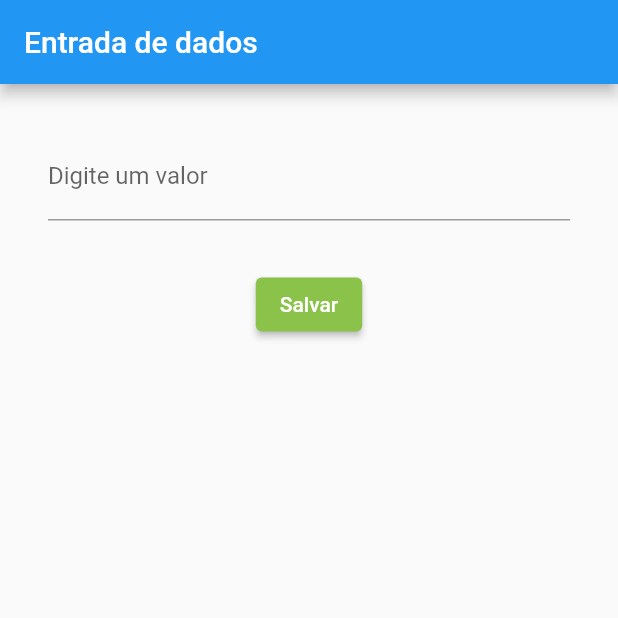
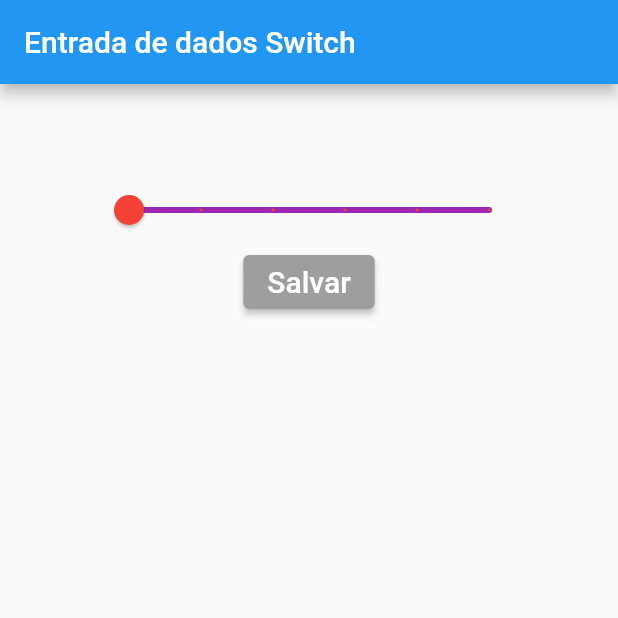
Before and after one commit to matheusSantos1997/ProjetosDart-Flutter, a Flutter app: the screen it shows after launch, on a phone screen of 412 x 824 dp, the top half of it. Run offline on Flutter 3.47's test engine with Material 2 defaults, Android fonts, the phone set to English and light mode, and no system bars; our stand-ins replace flutter_masked_text2.

Commit message:
novos tipos de entradas de dados

```diff
--- /dev/null
+++ b/entrada_dados/lib/campoSlider.dart
@@ -0,0 +1,57 @@
+// ignore_for_file: file_names, prefer_const_literals_to_create_immutables, avoid_unnecessary_containers, avoid_print
+import 'package:flutter/material.dart';
+
+class EntradaSlider extends StatefulWidget {
+  const EntradaSlider({Key? key}) : super(key: key);
+
+  @override
+  State<EntradaSlider> createState() => _EntradaSliderState();
+}
+
+class _EntradaSliderState extends State<EntradaSlider> {
+  double valor = 0;
+  String label = "0";
+
+  @override
+  Widget build(BuildContext context) {
+    return Scaffold(
+      appBar: AppBar(
+        title: const Text(
+          "Entrada de dados Switch",
+        ),
+      ),
+      body: Container(
+        padding: const EdgeInsets.all(60),
+        child: Column(
+          children: <Widget>[
+            Slider(
+                value: valor.truncateToDouble(),
+                min: 0,
+                max: 10,
+                label: label,
+                divisions: 5, // divisores no slider
+                activeColor: Colors.red,
+                inactiveColor: Colors.purple,
+                onChanged: (double novoValor) {
+                  setState(() {
+                    valor = novoValor;
+                    label = novoValor.toString();
+                  });
+                  // print("Valor selecionado: " + novoValor.toString());
+                }),
+            ElevatedButton(
+              onPressed: () {
+                print("Valor selecionado: " + valor.toString());
+              },
+              child: const Text(
+                "Salvar",
+                style: TextStyle(fontSize: 20),
+              ),
+              style: ElevatedButton.styleFrom(primary: Colors.grey),
+            )
+          ],
+        ),
+      ),
+    );
+  }
+}
```
Also changed, not shown: entrada_dados/lib/campoCheckBox.dart (added, +80 -0 lines), entrada_dados/lib/campoRadioButton.dart (added, +77 -0 lines), entrada_dados/lib/campoSwitch.dart (added, +73 -0 lines), entrada_dados/lib/main.dart (+12 -2 lines).
